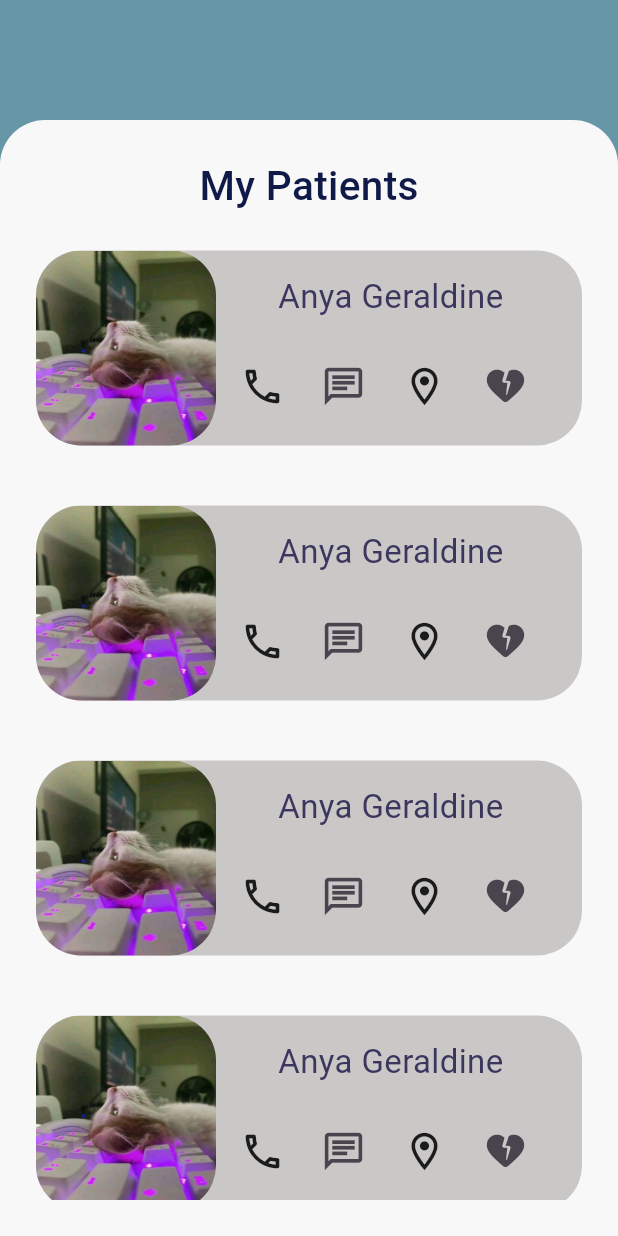
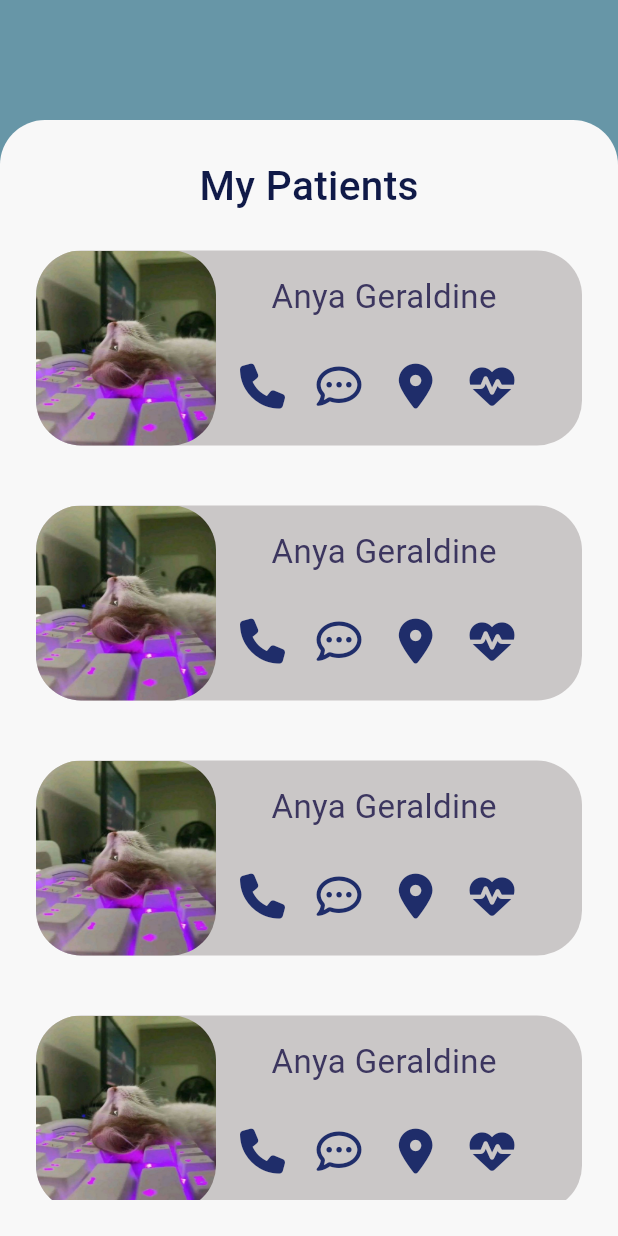
Before and after one commit to khaledtarek12/health_care_graduation, a Flutter app: the Mypatients screen opened by its route, on a phone screen of 412 x 824 dp. Run offline on Flutter 3.47's test engine with Material 3 defaults, Android fonts, the phone set to English and light mode, and no system bars; our stand-ins replace bloc, cloud_firestore, curved_navigation_bar, dotted_border, firebase_auth, firebase_core and 11 more; accounts and stored records are empty.

Commit message:
change icon

```diff
--- a/lib/doctor_pages/views/doctor_homepage.dart
+++ b/lib/doctor_pages/views/doctor_homepage.dart
@@ -1,8 +1,5 @@
 import 'package:flutter/material.dart';
-import 'package:get/get.dart';
-import 'package:health_care/const.dart';
 import 'package:health_care/core/widgets/custom_container.dart';
-
 import '../widgets/image.dart';
 import 'my_patient.dart';
 
--- a/lib/doctor_pages/widgets/patient_card.dart
+++ b/lib/doctor_pages/widgets/patient_card.dart
@@ -1,4 +1,5 @@
 import 'package:flutter/material.dart';
+import 'package:font_awesome_flutter/font_awesome_flutter.dart';
 import 'package:get/get.dart';
 import 'package:health_care/const.dart';
 import 'package:health_care/doctor_pages/views/write_review.dart';
@@ -7,7 +8,7 @@ import 'package:health_care/login_and_signup/Screens/chat_page.dart';
 class Patientcard extends StatelessWidget {
   const Patientcard({super.key, this.email});
 
-final  Object? email;
+  final Object? email;
 
   @override
   Widget build(BuildContext context) {
@@ -44,19 +45,25 @@ final  Object? email;
                   padding: const EdgeInsets.only(top: 20),
                   child: Row(
                     children: [
-                      const Icon(Icons.local_phone_outlined, size: 30),
-                      const SizedBox(width: 15),
+                      const Icon(FontAwesomeIcons.phone,
+                          size: 30, color: Color.fromARGB(255, 31, 45, 106)),
+                      const SizedBox(width: 12),
                       IconButton(
-                          icon: const Icon(Icons.chat_outlined, size: 30),
+                          icon: const Icon(FontAwesomeIcons.commentDots,
+                              size: 30,
+                              color: Color.fromARGB(255, 31, 45, 106)),
                           onPressed: () {
-                            Navigator.pushNamed(context, ChatPage.id,
-                                arguments: email);
+                            Get.to(() => ChatPage(),
+                                arguments: email,
+                                transition: Transition.downToUp);
                           }),
-                      const SizedBox(width: 15),
-                      const Icon(Icons.location_on_outlined, size: 30),
-                      const SizedBox(width: 15),
+                      const SizedBox(width: 12),
+                      const Icon(FontAwesomeIcons.locationDot,
+                          size: 30, color: Color.fromARGB(255, 31, 45, 106)),
+                      const SizedBox(width: 12),
                       IconButton(
-                        icon: const Icon(Icons.heart_broken_rounded, size: 30),
+                        icon: const Icon(FontAwesomeIcons.heartPulse,
+                            size: 30, color: Color.fromARGB(255, 31, 45, 106)),
                         onPressed: () {
                           Get.to(() => const ReviewPage(),
                               transition: Transition.downToUp,
```
